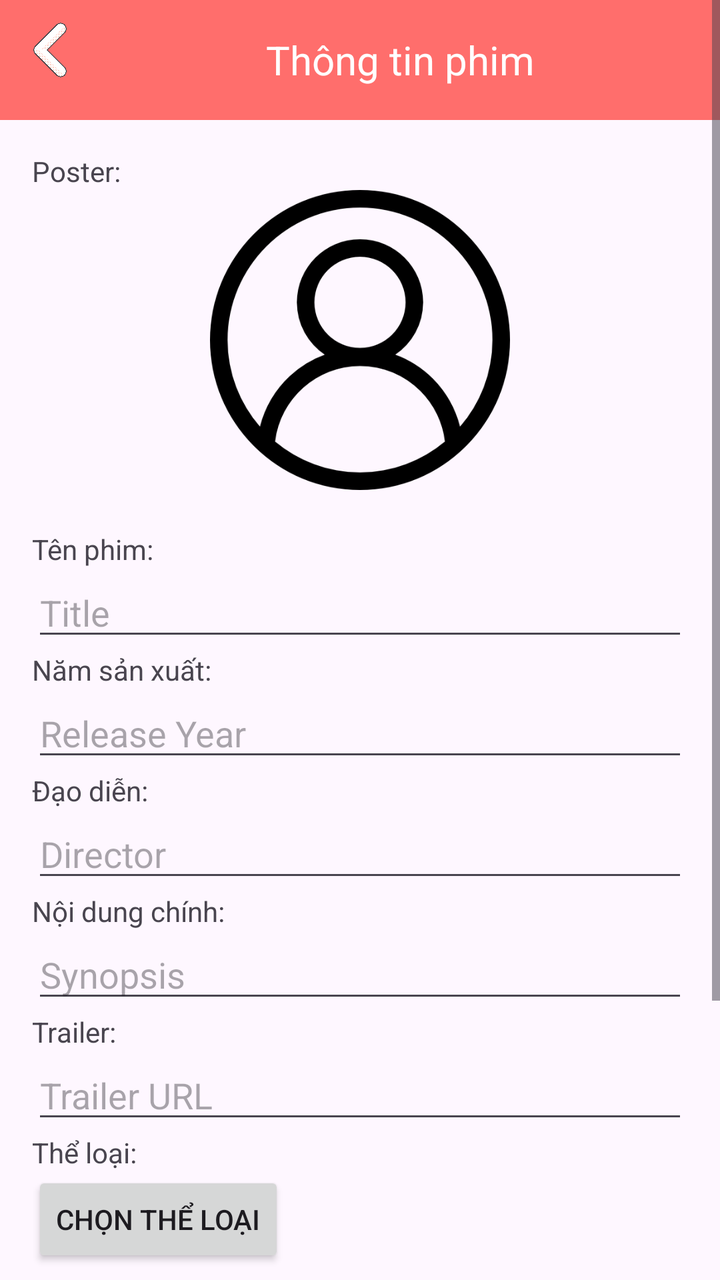
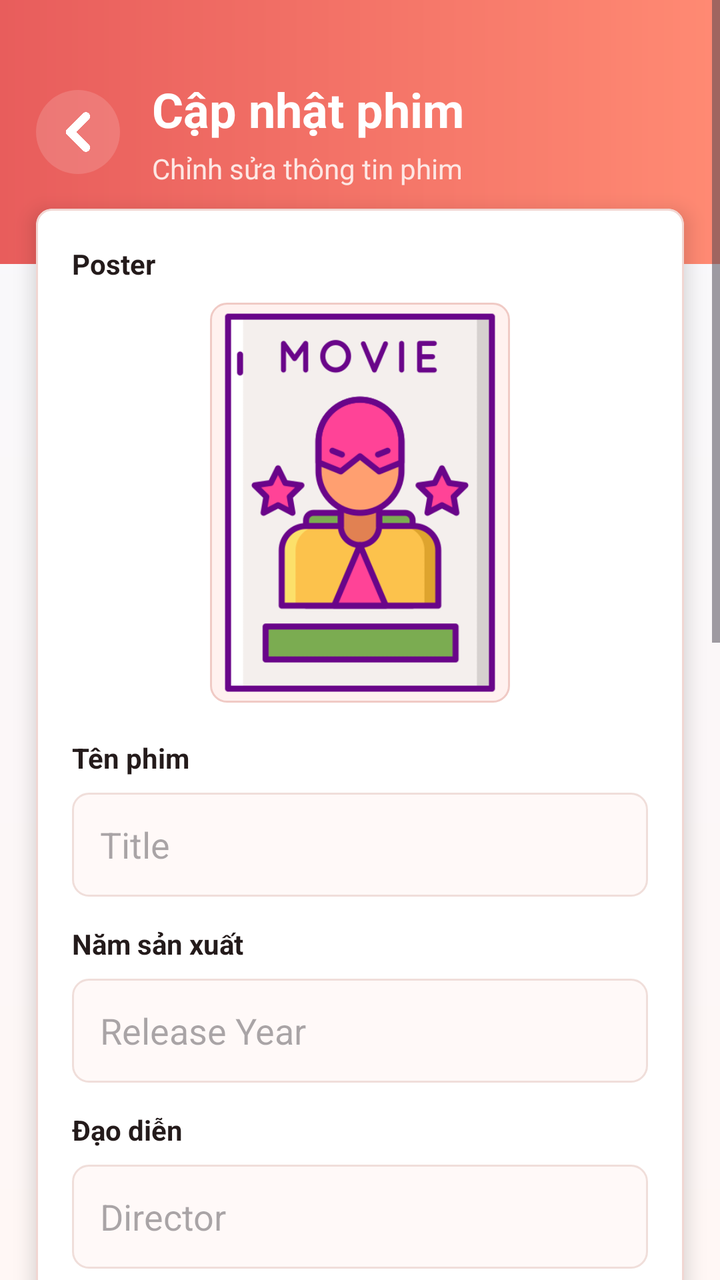

Screens rendered from an Android XML layout before and after an edit, with the pre-edit source and the edit as a unified diff.
<!-- AndroidManifest.xml: application theme Theme.DanhGiaPhim -->
<!-- res/layout/activity_edit_film.xml -->
<ScrollView xmlns:android="http://schemas.android.com/apk/res/android"
    android:layout_width="match_parent"
    android:layout_height="match_parent">

    <LinearLayout
        android:orientation="vertical"

        android:layout_width="match_parent"
        android:layout_height="wrap_content">
        <LinearLayout
            android:layout_width="match_parent"
            android:layout_height="60dp"
            android:orientation="horizontal"
            android:background="#ff6e6c">

            <ImageView
                android:id="@+id/btnBackToFilmDetailFromFilmEdit"
                android:layout_width="30dp"
                android:layout_height="30dp"
                android:src="@drawable/ic_back"
                android:layout_gravity="center"
                android:layout_marginLeft="10dp"
                android:layout_marginBottom="5dp">
            </ImageView>
            <TextView
                android:layout_width="0dp"
                android:layout_height="wrap_content"
                android:layout_weight="1"
                android:textSize="20dp"
                android:text="Thông tin phim"
                android:textColor="@color/white"
                android:layout_gravity="center"
                android:textAlignment="center">
            </TextView>
        </LinearLayout>
        <LinearLayout
            android:orientation="vertical"
            android:padding="16dp"
            android:layout_width="match_parent"
            android:layout_height="wrap_content">
            <TextView
                android:layout_width="wrap_content"
                android:layout_height="wrap_content"
                android:text="Poster:">

            </TextView>
            <ImageView
                android:id="@+id/imgAvatarFilmEdit"
                android:layout_width="150dp"
                android:layout_height="150dp"
                android:layout_gravity="center"
                android:scaleType="centerCrop"
                android:src="@drawable/ic_user"
                android:layout_marginBottom="20dp" />

            <TextView
                android:layout_width="wrap_content"
                android:layout_height="wrap_content"
                android:text="Tên phim:">
            </TextView>
            <EditText android:id="@+id/edtTitle" android:hint="Title"
                android:layout_width="match_parent"
                android:layout_height="wrap_content"/>
            <TextView
                android:layout_width="wrap_content"
                android:layout_height="wrap_content"
                android:text="Năm sản xuất:">
            </TextView>
            <EditText android:id="@+id/edtYear" android:hint="Release Year"
                android:layout_width="match_parent"
                android:layout_height="wrap_content"/>
            <TextView
                android:layout_width="wrap_content"
                android:layout_height="wrap_content"
                android:text="Đạo diễn:">

            </TextView>
            <EditText android:id="@+id/edtDirector" android:hint="Director"
                android:layout_width="match_parent"
                android:layout_height="wrap_content"/>
            <TextView
                android:layout_width="wrap_content"
                android:layout_height="wrap_content"
                android:text="Nội dung chính:">

            </TextView>
            <EditText android:id="@+id/edtSynopsis" android:hint="Synopsis"
                android:layout_width="match_parent"
                android:layout_height="wrap_content"
                android:inputType="textMultiLine"
                android:scrollHorizontally="false"/>
            <TextView
                android:layout_width="wrap_content"
                android:layout_height="wrap_content"
                android:text="Trailer:">
            </TextView>
            <EditText android:id="@+id/edtTrailerUrl" android:hint="Trailer URL"
                android:layout_width="match_parent"
                android:layout_height="wrap_content"/>
            <TextView
                android:layout_width="wrap_content"
                android:layout_height="wrap_content"
                android:text="Thể loại:">
            </TextView>

            <Button android:id="@+id/btnSelectGenres" android:text="Chọn thể loại"
                android:layout_width="wrap_content"
                android:layout_height="wrap_content"/>
            <TextView android:id="@+id/txtSelectedGenres"
                android:layout_width="match_parent"
                android:layout_height="wrap_content"
                android:textSize="20dp"/>
            <TextView
                android:layout_width="wrap_content"
                android:layout_height="wrap_content"
                android:text="Diễn viên">

            </TextView>
            <Button android:id="@+id/btnSelectActors" android:text="Chọn diễn viên"
                android:layout_width="wrap_content"
                android:layout_height="wrap_content" />
            <TextView android:id="@+id/txtSelectedActors"
                android:layout_width="match_parent"
                android:layout_height="wrap_content"
                android:textSize="20dp"/>

            <Button android:id="@+id/btnSave" android:text="Lưu"
                android:layout_width="wrap_content"
                android:layout_height="wrap_content"/>
        </LinearLayout>


    </LinearLayout>
</ScrollView>
<!-- resources referenced by this layout -->
<resources>
  <!-- drawable ic_user: png bitmap (drawable, 24852 bytes) -->
  <!-- unchanged entries left out for length: 4 -->
</resources>

<!-- the commit's change to res/layout/activity_edit_film.xml (unified diff, before → after) -->
@@ -1,134 +1,40 @@
+<?xml version="1.0" encoding="utf-8"?>
 <ScrollView xmlns:android="http://schemas.android.com/apk/res/android"
+    xmlns:app="http://schemas.android.com/apk/res-auto"
     android:layout_width="match_parent"
-    android:layout_height="match_parent">
+    android:layout_height="match_parent"
+    android:background="@drawable/bg_actor_list_screen">
 
-    <LinearLayout
-        android:orientation="vertical"
-
-        android:layout_width="match_parent"
-        android:layout_height="wrap_content">
-        <LinearLayout
-            android:layout_width="match_parent"
-            android:layout_height="60dp"
-            android:orientation="horizontal"
-            android:background="#ff6e6c">
-
-            <ImageView
-                android:id="@+id/btnBackToFilmDetailFromFilmEdit"
-                android:layout_width="30dp"
-                android:layout_height="30dp"
-                android:src="@drawable/ic_back"
-                android:layout_gravity="center"
-                android:layout_marginLeft="10dp"
-                android:layout_marginBottom="5dp">
-            </ImageView>
-            <TextView
-                android:layout_width="0dp"
-                android:layout_height="wrap_content"
-                android:layout_weight="1"
-                android:textSize="20dp"
-                android:text="Thông tin phim"
-                android:textColor="@color/white"
-                android:layout_gravity="center"
-                android:textAlignment="center">
-            </TextView>
+    <LinearLayout android:layout_width="match_parent" android:layout_height="wrap_content" android:orientation="vertical">
+        <LinearLayout android:layout_width="match_parent" android:layout_height="132dp" android:background="@drawable/bg_actor_list_header" android:gravity="center_vertical" android:orientation="horizontal" android:paddingStart="18dp" android:paddingEnd="18dp">
+            <ImageView android:id="@+id/btnBackToFilmDetailFromFilmEdit" android:layout_width="42dp" android:layout_height="42dp" android:background="@drawable/bg_actor_toolbar_button" android:contentDescription="Quay lại" android:padding="10dp" android:src="@drawable/ic_back" app:tint="@color/white" />
+            <LinearLayout android:layout_width="0dp" android:layout_height="wrap_content" android:layout_marginStart="16dp" android:layout_weight="1" android:orientation="vertical">
+                <TextView android:layout_width="match_parent" android:layout_height="wrap_content" android:text="Cập nhật phim" android:textColor="@color/white" android:textSize="24sp" android:textStyle="bold" />
+                <TextView android:layout_width="match_parent" android:layout_height="wrap_content" android:layout_marginTop="4dp" android:text="Chỉnh sửa thông tin phim" android:textColor="#FDE7E4" android:textSize="14sp" />
+            </LinearLayout>
         </LinearLayout>
-        <LinearLayout
-            android:orientation="vertical"
-            android:padding="16dp"
-            android:layout_width="match_parent"
-            android:layout_height="wrap_content">
-            <TextView
-                android:layout_width="wrap_content"
-                android:layout_height="wrap_content"
-                android:text="Poster:">
-
-            </TextView>
-            <ImageView
-                android:id="@+id/imgAvatarFilmEdit"
-                android:layout_width="150dp"
-                android:layout_height="150dp"
-                android:layout_gravity="center"
-                android:scaleType="centerCrop"
-                android:src="@drawable/ic_user"
-                android:layout_marginBottom="20dp" />
-
-            <TextView
-                android:layout_width="wrap_content"
-                android:layout_height="wrap_content"
-                android:text="Tên phim:">
-            </TextView>
-            <EditText android:id="@+id/edtTitle" android:hint="Title"
-                android:layout_width="match_parent"
-                android:layout_height="wrap_content"/>
-            <TextView
-                android:layout_width="wrap_content"
-                android:layout_height="wrap_content"
-                android:text="Năm sản xuất:">
-            </TextView>
-            <EditText android:id="@+id/edtYear" android:hint="Release Year"
-                android:layout_width="match_parent"
-                android:layout_height="wrap_content"/>
-            <TextView
-                android:layout_width="wrap_content"
-                android:layout_height="wrap_content"
-                android:text="Đạo diễn:">
-
-            </TextView>
-            <EditText android:id="@+id/edtDirector" android:hint="Director"
-                android:layout_width="match_parent"
-                android:layout_height="wrap_content"/>
-            <TextView
-                android:layout_width="wrap_content"
-                android:layout_height="wrap_content"
-                android:text="Nội dung chính:">
-
-            </TextView>
-            <EditText android:id="@+id/edtSynopsis" android:hint="Synopsis"
-                android:layout_width="match_parent"
-                android:layout_height="wrap_content"
-                android:inputType="textMultiLine"
-                android:scrollHorizontally="false"/>
-            <TextView
-                android:layout_width="wrap_content"
-                android:layout_height="wrap_content"
-                android:text="Trailer:">
-            </TextView>
-            <EditText android:id="@+id/edtTrailerUrl" android:hint="Trailer URL"
-                android:layout_width="match_parent"
-                android:layout_height="wrap_content"/>
-            <TextView
-                android:layout_width="wrap_content"
-                android:layout_height="wrap_content"
-                android:text="Thể loại:">
-            </TextView>
-
-            <Button android:id="@+id/btnSelectGenres" android:text="Chọn thể loại"
-                android:layout_width="wrap_content"
-                android:layout_height="wrap_content"/>
-            <TextView android:id="@+id/txtSelectedGenres"
-                android:layout_width="match_parent"
-                android:layout_height="wrap_content"
-                android:textSize="20dp"/>
-            <TextView
-                android:layout_width="wrap_content"
-                android:layout_height="wrap_content"
-                android:text="Diễn viên">
-
-            </TextView>
-            <Button android:id="@+id/btnSelectActors" android:text="Chọn diễn viên"
-                android:layout_width="wrap_content"
-                android:layout_height="wrap_content" />
-            <TextView android:id="@+id/txtSelectedActors"
-                android:layout_width="match_parent"
-                android:layout_height="wrap_content"
-                android:textSize="20dp"/>
-
-            <Button android:id="@+id/btnSave" android:text="Lưu"
-                android:layout_width="wrap_content"
-                android:layout_height="wrap_content"/>
-        </LinearLayout>
-
-
+        <com.google.android.material.card.MaterialCardView android:layout_width="match_parent" android:layout_height="wrap_content" android:layout_marginStart="18dp" android:layout_marginTop="-28dp" android:layout_marginEnd="18dp" android:layout_marginBottom="24dp" app:cardBackgroundColor="@color/white" app:cardCornerRadius="8dp" app:cardElevation="6dp" app:strokeColor="#F1D6D2" app:strokeWidth="1dp">
+            <LinearLayout android:layout_width="match_parent" android:layout_height="wrap_content" android:orientation="vertical" android:padding="18dp">
+                <TextView android:layout_width="match_parent" android:layout_height="wrap_content" android:text="Poster" android:textColor="@color/app_text" android:textStyle="bold" />
+                <ImageView android:id="@+id/imgAvatarFilmEdit" android:layout_width="150dp" android:layout_height="200dp" android:layout_gravity="center" android:layout_marginTop="10dp" android:background="@drawable/bg_app_poster" android:padding="4dp" android:scaleType="centerCrop" android:src="@drawable/ic_poster" />
+                <TextView android:layout_width="match_parent" android:layout_height="wrap_content" android:layout_marginTop="18dp" android:text="Tên phim" android:textColor="@color/app_text" android:textStyle="bold" />
+                <EditText android:id="@+id/edtTitle" android:layout_width="match_parent" android:layout_height="52dp" android:layout_marginTop="8dp" android:background="@drawable/bg_actor_form_input" android:hint="Title" android:maxLines="1" android:paddingStart="14dp" android:paddingEnd="14dp" />
+                <TextView android:layout_width="match_parent" android:layout_height="wrap_content" android:layout_marginTop="14dp" android:text="Năm sản xuất" android:textColor="@color/app_text" android:textStyle="bold" />
+                <EditText android:id="@+id/edtYear" android:layout_width="match_parent" android:layout_height="52dp" android:layout_marginTop="8dp" android:background="@drawable/bg_actor_form_input" android:hint="Release Year" android:maxLines="1" android:paddingStart="14dp" android:paddingEnd="14dp" />
+                <TextView android:layout_width="match_parent" android:layout_height="wrap_content" android:layout_marginTop="14dp" android:text="Đạo diễn" android:textColor="@color/app_text" android:textStyle="bold" />
+                <EditText android:id="@+id/edtDirector" android:layout_width="match_parent" android:layout_height="52dp" android:layout_marginTop="8dp" android:background="@drawable/bg_actor_form_input" android:hint="Director" android:maxLines="1" android:paddingStart="14dp" android:paddingEnd="14dp" />
+                <TextView android:layout_width="match_parent" android:layout_height="wrap_content" android:layout_marginTop="14dp" android:text="Nội dung chính" android:textColor="@color/app_text" android:textStyle="bold" />
+                <EditText android:id="@+id/edtSynopsis" android:layout_width="match_parent" android:layout_height="96dp" android:layout_marginTop="8dp" android:background="@drawable/bg_actor_form_input" android:gravity="top|start" android:hint="Synopsis" android:inputType="textMultiLine" android:padding="14dp" android:scrollHorizontally="false" />
+                <TextView android:layout_width="match_parent" android:layout_height="wrap_content" android:layout_marginTop="14dp" android:text="Trailer" android:textColor="@color/app_text" android:textStyle="bold" />
+                <EditText android:id="@+id/edtTrailerUrl" android:layout_width="match_parent" android:layout_height="52dp" android:layout_marginTop="8dp" android:background="@drawable/bg_actor_form_input" android:hint="Trailer URL" android:inputType="textUri" android:maxLines="1" android:paddingStart="14dp" android:paddingEnd="14dp" />
+                <TextView android:layout_width="match_parent" android:layout_height="wrap_content" android:layout_marginTop="16dp" android:text="Thể loại" android:textColor="@color/app_text" android:textStyle="bold" />
+                <Button android:id="@+id/btnSelectGenres" android:layout_width="match_parent" android:layout_height="48dp" android:layout_marginTop="8dp" android:background="@drawable/bg_app_menu_card" android:text="Chọn thể loại" android:textAllCaps="false" android:textColor="@color/app_primary" android:textStyle="bold" />
+                <TextView android:id="@+id/txtSelectedGenres" android:layout_width="match_parent" android:layout_height="wrap_content" android:layout_marginTop="8dp" android:background="@drawable/bg_app_info_field" android:minHeight="48dp" android:textColor="@color/app_text" android:textSize="15sp" />
+                <TextView android:layout_width="match_parent" android:layout_height="wrap_content" android:layout_marginTop="16dp" android:text="Diễn viên" android:textColor="@color/app_text" android:textStyle="bold" />
+                <Button android:id="@+id/btnSelectActors" android:layout_width="match_parent" android:layout_height="48dp" android:layout_marginTop="8dp" android:background="@drawable/bg_app_menu_card" android:text="Chọn diễn viên" android:textAllCaps="false" android:textColor="@color/app_primary" android:textStyle="bold" />
+                <TextView android:id="@+id/txtSelectedActors" android:layout_width="match_parent" android:layout_height="wrap_content" android:layout_marginTop="8dp" android:background="@drawable/bg_app_info_field" android:minHeight="48dp" android:textColor="@color/app_text" android:textSize="15sp" />
+                <Button android:id="@+id/btnSave" android:layout_width="match_parent" android:layout_height="52dp" android:layout_marginTop="22dp" android:background="@drawable/bg_actor_primary_button" android:text="Lưu" android:textAllCaps="false" android:textColor="@color/white" android:textSize="16sp" android:textStyle="bold" />
+            </LinearLayout>
+        </com.google.android.material.card.MaterialCardView>
     </LinearLayout>
 </ScrollView>
<!-- resource entries referenced after the edit -->
@@ -1,6 +1,124 @@
 <!-- resources referenced by this layout -->
 <resources>
-  <!-- drawable ic_user: png bitmap (drawable, 24852 bytes) -->
+  <color name="app_primary">#E85D5C</color>
+  <color name="app_text">#241B1B</color>
+  <!-- drawable bg_actor_form_input (drawable) -->
+  <?xml version="1.0" encoding="utf-8"?>
+  <selector xmlns:android="http://schemas.android.com/apk/res/android">
+      <item android:state_focused="true">
+          <shape android:shape="rectangle">
+              <solid android:color="#FFFFFF" />
+              <stroke
+                  android:width="2dp"
+                  android:color="#E85D5C" />
+              <corners android:radius="8dp" />
+          </shape>
+      </item>
+      <item>
+          <shape android:shape="rectangle">
+              <solid android:color="#FFF9F8" />
+              <stroke
+                  android:width="1dp"
+                  android:color="#F0DEDA" />
+              <corners android:radius="8dp" />
+          </shape>
+      </item>
+  </selector>
+  <!-- drawable bg_actor_list_header (drawable) -->
+  <?xml version="1.0" encoding="utf-8"?>
+  <shape xmlns:android="http://schemas.android.com/apk/res/android">
+      <gradient
+          android:angle="0"
+          android:endColor="#FF8A73"
+          android:startColor="#E85D5C" />
+  </shape>
+  <!-- drawable bg_actor_list_screen (drawable) -->
+  <?xml version="1.0" encoding="utf-8"?>
+  <shape xmlns:android="http://schemas.android.com/apk/res/android">
+      <gradient
+          android:angle="270"
+          android:endColor="#FFF7F5"
+          android:startColor="#F7F8FC" />
+  </shape>
+  <!-- drawable bg_actor_primary_button (drawable) -->
+  <?xml version="1.0" encoding="utf-8"?>
+  <selector xmlns:android="http://schemas.android.com/apk/res/android">
+      <item android:state_pressed="true">
+          <shape android:shape="rectangle">
+              <solid android:color="#D44E4D" />
+              <corners android:radius="8dp" />
+          </shape>
+      </item>
+      <item>
+          <shape android:shape="rectangle">
+              <gradient
+                  android:angle="0"
+                  android:endColor="#FF8A73"
+                  android:startColor="#E85D5C" />
+              <corners android:radius="8dp" />
+          </shape>
+      </item>
+  </selector>
+  <!-- drawable bg_actor_toolbar_button (drawable) -->
+  <?xml version="1.0" encoding="utf-8"?>
+  <selector xmlns:android="http://schemas.android.com/apk/res/android">
+      <item android:state_pressed="true">
+          <shape android:shape="oval">
+              <solid android:color="#40FFFFFF" />
+          </shape>
+      </item>
+      <item>
+          <shape android:shape="oval">
+              <solid android:color="#26FFFFFF" />
+          </shape>
+      </item>
+  </selector>
+  <!-- drawable bg_app_info_field (drawable) -->
+  <?xml version="1.0" encoding="utf-8"?>
+  <shape xmlns:android="http://schemas.android.com/apk/res/android">
+      <solid android:color="#FFF9F8" />
+      <stroke
+          android:width="1dp"
+          android:color="#F0DEDA" />
+      <corners android:radius="8dp" />
+      <padding
+          android:left="12dp"
+          android:top="10dp"
+          android:right="12dp"
+          android:bottom="10dp" />
+  </shape>
+  <!-- drawable bg_app_menu_card (drawable) -->
+  <?xml version="1.0" encoding="utf-8"?>
+  <selector xmlns:android="http://schemas.android.com/apk/res/android">
+      <item android:state_pressed="true">
+          <shape android:shape="rectangle">
+              <solid android:color="#FFF1EF" />
+              <stroke
+                  android:width="1dp"
+                  android:color="#E85D5C" />
+              <corners android:radius="8dp" />
+          </shape>
+      </item>
+      <item>
+          <shape android:shape="rectangle">
+              <solid android:color="@color/white" />
+              <stroke
+                  android:width="1dp"
+                  android:color="#F0DEDA" />
+              <corners android:radius="8dp" />
+          </shape>
+      </item>
+  </selector>
+  <!-- drawable bg_app_poster (drawable) -->
+  <?xml version="1.0" encoding="utf-8"?>
+  <shape xmlns:android="http://schemas.android.com/apk/res/android">
+      <solid android:color="#FFF1EF" />
+      <stroke
+          android:width="1dp"
+          android:color="#F0CAC5" />
+      <corners android:radius="8dp" />
+  </shape>
+  <!-- drawable ic_poster: png bitmap (drawable, 27202 bytes) -->
   <!-- unchanged entries left out for length: 4 -->
 </resources>
 
